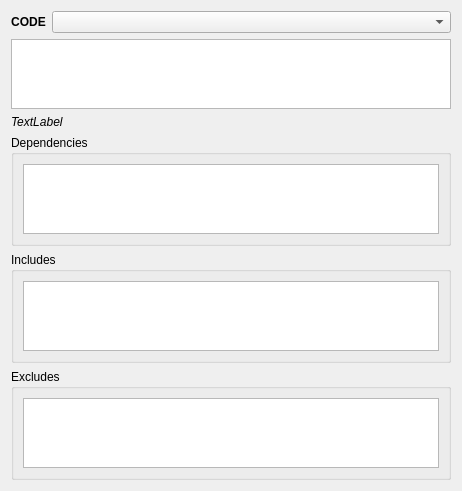
First picture: the form in plugins/icdplugin/icdviewer.ui, repository FreeHealth/freehealth, before the edit.
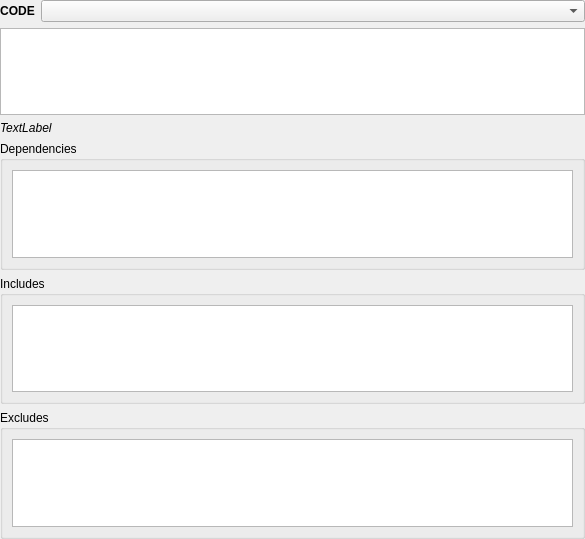
Second picture: the form after the edit.

Diff of the .ui file:
```diff
--- a/plugins/icdplugin/icdviewer.ui
+++ b/plugins/icdplugin/icdviewer.ui
@@ -6,14 +6,17 @@
    <rect>
     <x>0</x>
     <y>0</y>
-    <width>462</width>
-    <height>451</height>
+    <width>585</width>
+    <height>539</height>
    </rect>
   </property>
   <property name="windowTitle">
    <string>Form</string>
   </property>
   <layout class="QGridLayout" name="gridLayout_3">
+   <property name="margin">
+    <number>0</number>
+   </property>
    <item row="0" column="0">
     <widget class="QLabel" name="codeLabel">
      <property name="font">
@@ -42,6 +45,12 @@
    </item>
    <item row="2" column="0" colspan="2">
     <widget class="QLabel" name="note">
+     <property name="sizePolicy">
+      <sizepolicy hsizetype="Expanding" vsizetype="Preferred">
+       <horstretch>0</horstretch>
+       <verstretch>0</verstretch>
+      </sizepolicy>
+     </property>
      <property name="font">
       <font>
        <italic>true</italic>
@@ -76,6 +85,12 @@
    </item>
    <item row="4" column="0" colspan="2">
     <widget class="QGroupBox" name="includeGr">
+     <property name="sizePolicy">
+      <sizepolicy hsizetype="Expanding" vsizetype="Preferred">
+       <horstretch>0</horstretch>
+       <verstretch>0</verstretch>
+      </sizepolicy>
+     </property>
      <property name="title">
       <string>Includes</string>
      </property>
```
